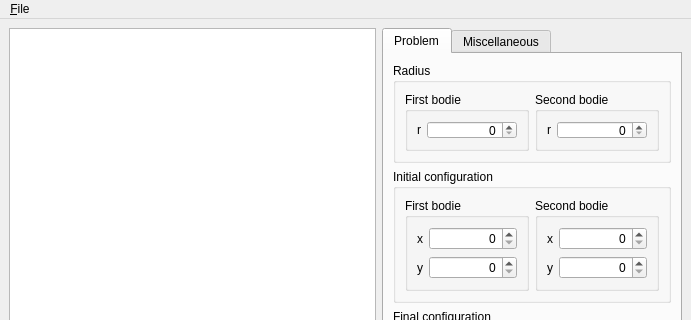
The window that src/mainwindow.ui (Manipulators/Manipulator) describes before a commit, drawn with Qt 5; both pictures show x 0 to 691 and y 0 to 320 of the 691 by 476 pixel window.
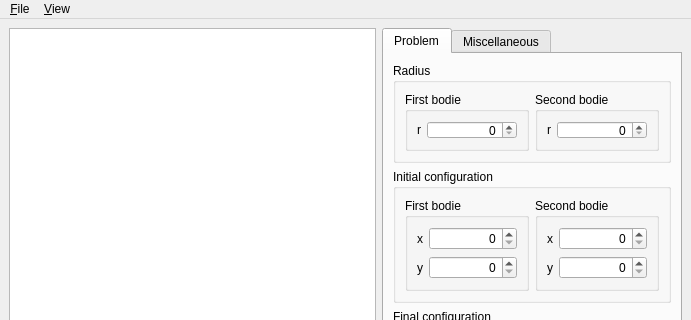
The same window after the commit.

Commit message: Adding the view menu to fit scene to graphicsView

Patch:
```diff
--- a/src/mainwindow.ui
+++ b/src/mainwindow.ui
@@ -374,7 +374,14 @@
     <addaction name="separator"/>
     <addaction name="actionQuit"/>
    </widget>
+   <widget class="QMenu" name="menuView">
+    <property name="title">
+     <string>&amp;View</string>
+    </property>
+    <addaction name="actionFit"/>
+   </widget>
    <addaction name="menuFile"/>
+   <addaction name="menuView"/>
   </widget>
   <action name="actionQuit">
    <property name="text">
```
Left out of the diff: 12 changed lines with no effect on the pictures. The commit also changes 2 other files.
